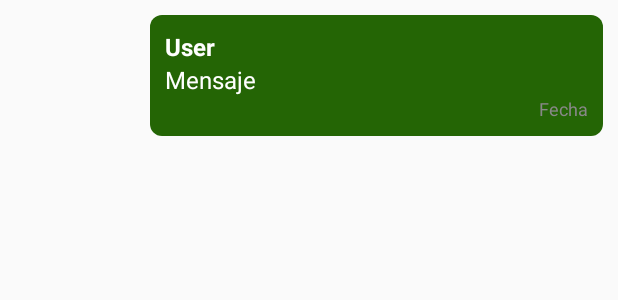
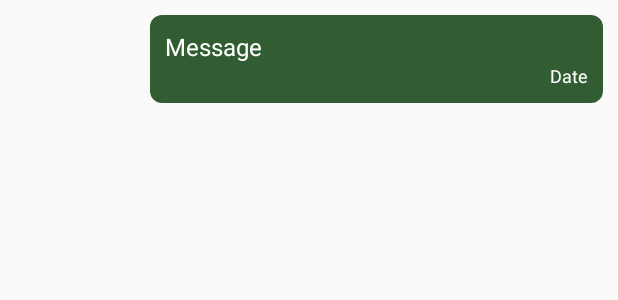
Before and after one commit to SebasMathFree/Dtaquito, an Android app: the layout item_chat_message_mine.xml on its own in the app's theme, with its tools: preview values and no code run, on a phone screen of 412 x 824 dp. Shown: the top 300 px of the screen. Run offline under Robolectric (Android 15) with nearby library versions, the phone set to English and light mode, and no system bars; Roboto replaces fonts that are not available here.

Commit message:
feat: update chat message backgrounds and improve string resources

```diff
--- a/app/src/main/java/com/example/dtaquito/chat/ChatViewHolder.kt
+++ b/app/src/main/java/com/example/dtaquito/chat/ChatViewHolder.kt
@@ -14,8 +14,8 @@ class  ChatViewHolder(itemView: View) : RecyclerView.ViewHolder(itemView) {
     private val timestampTextView: TextView = itemView.findViewById(R.id.timestampTextView)
 
     fun bind(message: ChatMessage) {
-        val userName = message.userName?.uppercase() ?: "USUARIO"
-        userNameTextView.text = "$userName:"
+        val userName = message.userName.uppercase()
+        userNameTextView.text = userName
         messageTextView.text = message.content
         timestampTextView.text = formatDate(message.createdAt)
     }
--- a/app/src/main/res/drawable/bg_my_message.xml
+++ b/app/src/main/res/drawable/bg_my_message.xml
@@ -1,6 +1,6 @@
 <!-- res/drawable/chat_message_background.xml -->
 <shape xmlns:android="http://schemas.android.com/apk/res/android">
-    <solid android:color="@color/titles"/>
+    <solid android:color="#325D32"/>
     <corners android:radius="8dp"/>
     <padding
         android:left="10dp"
--- a/app/src/main/res/drawable/bg_other_message.xml
+++ b/app/src/main/res/drawable/bg_other_message.xml
@@ -1,6 +1,6 @@
 <!-- res/drawable/chat_message_background.xml -->
 <shape xmlns:android="http://schemas.android.com/apk/res/android">
-    <solid android:color="@color/background"/>
+    <solid android:color="#40888888"/>
     <corners android:radius="8dp"/>
     <padding
         android:left="10dp"
--- a/app/src/main/res/layout/item_chat_message_mine.xml
+++ b/app/src/main/res/layout/item_chat_message_mine.xml
@@ -15,6 +15,7 @@
         android:text="@string/user"
         android:textColor="@color/white"
         android:textSize="16sp"
+        android:visibility="gone"
         android:textStyle="bold"
         app:layout_constraintStart_toStartOf="parent"
         app:layout_constraintTop_toTopOf="parent" />
@@ -23,7 +24,7 @@
         android:id="@+id/messageTextView"
         android:layout_width="0dp"
         android:layout_height="wrap_content"
-        android:text="Mensaje"
+        android:text="@string/message"
         android:textColor="@color/white"
         android:textSize="16sp"
         app:layout_constraintEnd_toEndOf="parent"
@@ -34,8 +35,8 @@
         android:id="@+id/timestampTextView"
         android:layout_width="wrap_content"
         android:layout_height="wrap_content"
-        android:text="Fecha"
-        android:textColor="@color/tertiaryTextColor"
+        android:text="@string/date"
+        android:textColor="@color/white"
         android:textSize="12sp"
         app:layout_constraintBottom_toBottomOf="parent"
         app:layout_constraintEnd_toEndOf="parent"
--- a/app/src/main/res/layout/item_chat_message_other.xml
+++ b/app/src/main/res/layout/item_chat_message_other.xml
@@ -24,7 +24,7 @@
         android:id="@+id/messageTextView"
         android:layout_width="0dp"
         android:layout_height="wrap_content"
-        android:text="Mensaje"
+        android:text="@string/message"
         android:textColor="@color/white"
         android:textSize="16sp"
         app:layout_constraintEnd_toEndOf="parent"
@@ -35,7 +35,7 @@
         android:id="@+id/timestampTextView"
         android:layout_width="wrap_content"
         android:layout_height="wrap_content"
-        android:text="Fecha"
+        android:text="@string/date"
         android:textColor="@color/tertiaryTextColor"
         android:textSize="12sp"
         app:layout_constraintBottom_toBottomOf="parent"
--- a/app/src/main/res/values/strings.xml
+++ b/app/src/main/res/values/strings.xml
@@ -132,6 +132,8 @@
     <string name="hide_password">Hide password</string>
     <string name="error_password_too_short">Password must be at least 6 characters.</string>
     <string name="user">User</string>
+    <string name="date">Date</string>
+    <string name="message">Message</string>
 
 
 </resources>
```
Also changed, not shown: 1 other file.
